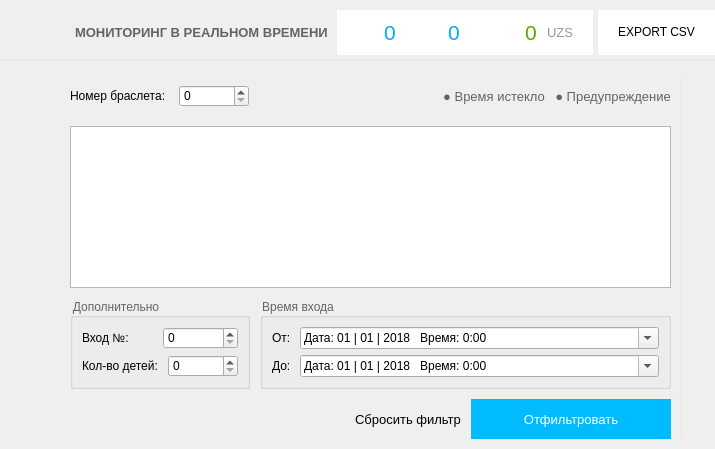
First picture: the form in Client/forms/DashboardForm.ui, repository Baxulio/Attraction, before the edit.
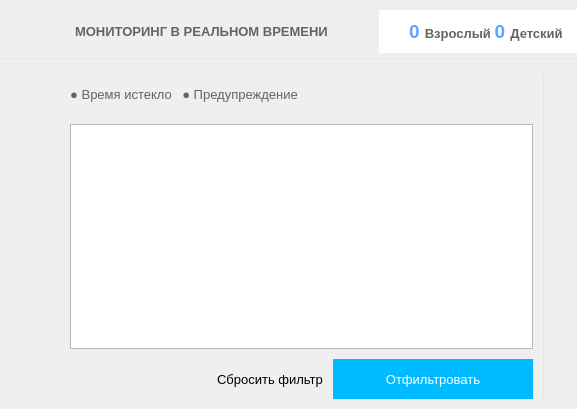
Second picture: the form after the edit. Icons and pictures are not drawn.

What changed in the file:
```diff
--- a/Client/forms/DashboardForm.ui
+++ b/Client/forms/DashboardForm.ui
@@ -6,8 +6,8 @@
    <rect>
     <x>0</x>
     <y>0</y>
-    <width>715</width>
-    <height>449</height>
+    <width>577</width>
+    <height>409</height>
    </rect>
   </property>
   <property name="windowTitle">
@@ -118,214 +118,21 @@
          <number>10</number>
         </property>
         <item>
-         <layout class="QHBoxLayout" name="horizontalLayout_18">
-          <property name="spacing">
-           <number>10</number>
-          </property>
-          <property name="rightMargin">
-           <number>10</number>
-          </property>
-          <item>
-           <widget class="QLabel" name="label_2">
-            <property name="toolTip">
-             <string>&lt;html&gt;&lt;head/&gt;&lt;body&gt;&lt;p&gt;Всего в парке взрослых.&lt;/p&gt;&lt;/body&gt;&lt;/html&gt;</string>
-            </property>
-            <property name="text">
-             <string/>
-            </property>
-            <property name="pixmap">
-             <pixmap resource="../clientresources.qrc">:/resources/glyphs/13.png</pixmap>
-            </property>
-           </widget>
-          </item>
-          <item>
-           <widget class="QLabel" name="people_label">
-            <property name="font">
-             <font>
-              <pointsize>16</pointsize>
-             </font>
-            </property>
-            <property name="toolTip">
-             <string>&lt;html&gt;&lt;head/&gt;&lt;body&gt;&lt;p&gt;Всего в парке взрослых.&lt;/p&gt;&lt;/body&gt;&lt;/html&gt;</string>
-            </property>
-            <property name="styleSheet">
-             <string notr="true">color: rgb(0, 170, 255);</string>
-            </property>
-            <property name="text">
-             <string>0</string>
-            </property>
-           </widget>
-          </item>
-         </layout>
-        </item>
-        <item>
-         <layout class="QHBoxLayout" name="horizontalLayout_15">
-          <property name="spacing">
-           <number>10</number>
-          </property>
-          <property name="rightMargin">
-           <number>10</number>
-          </property>
-          <item>
-           <widget class="QLabel" name="label">
-            <property name="toolTip">
-             <string>&lt;html&gt;&lt;head/&gt;&lt;body&gt;&lt;p&gt;Всего в парке детей.&lt;/p&gt;&lt;/body&gt;&lt;/html&gt;</string>
-            </property>
-            <property name="text">
-             <string/>
-            </property>
-            <property name="pixmap">
-             <pixmap resource="../clientresources.qrc">:/resources/glyphs/14.png</pixmap>
-            </property>
-           </widget>
-          </item>
-          <item>
-           <widget class="QLabel" name="children_label">
-            <property name="font">
-             <font>
-              <pointsize>16</pointsize>
-             </font>
-            </property>
-            <property name="toolTip">
-             <string>&lt;html&gt;&lt;head/&gt;&lt;body&gt;&lt;p&gt;Всего в парке детей.&lt;/p&gt;&lt;/body&gt;&lt;/html&gt;</string>
-            </property>
-            <property name="styleSheet">
-             <string notr="true">color: rgb(0, 170, 255);</string>
-            </property>
-            <property name="text">
-             <string>0</string>
-            </property>
-           </widget>
-          </item>
-         </layout>
-        </item>
-        <item>
-         <layout class="QHBoxLayout" name="horizontalLayout_16">
-          <property name="spacing">
-           <number>10</number>
-          </property>
-          <property name="rightMargin">
-           <number>10</number>
-          </property>
-          <item>
-           <widget class="QLabel" name="label_5">
-            <property name="minimumSize">
-             <size>
-              <width>20</width>
-              <height>20</height>
-             </size>
-            </property>
-            <property name="maximumSize">
-             <size>
-              <width>16</width>
-              <height>16</height>
-             </size>
-            </property>
-            <property name="toolTip">
-             <string>&lt;html&gt;&lt;head/&gt;&lt;body&gt;&lt;p&gt;Общая транзакция, тех кто в парке.&lt;/p&gt;&lt;/body&gt;&lt;/html&gt;</string>
-            </property>
-            <property name="text">
-             <string/>
-            </property>
-            <property name="pixmap">
-             <pixmap resource="../clientresources.qrc">:/resources/glyphs/coins.png</pixmap>
-            </property>
-            <property name="scaledContents">
-             <bool>true</bool>
-            </property>
-           </widget>
-          </item>
-          <item>
-           <widget class="QLabel" name="total_price_label">
-            <property name="font">
-             <font>
-              <pointsize>16</pointsize>
-             </font>
-            </property>
-            <property name="toolTip">
-             <string>&lt;html&gt;&lt;head/&gt;&lt;body&gt;&lt;p&gt;Общая транзакция, тех кто в парке.&lt;/p&gt;&lt;/body&gt;&lt;/html&gt;</string>
-            </property>
-            <property name="styleSheet">
-             <string notr="true">color: rgb(85, 170, 0);</string>
-            </property>
-            <property name="text">
-             <string>0</string>
-            </property>
-           </widget>
-          </item>
-          <item>
-           <widget class="QLabel" name="label_10">
-            <property name="font">
-             <font>
-              <pointsize>10</pointsize>
-             </font>
-            </property>
-            <property name="toolTip">
-             <string>&lt;html&gt;&lt;head/&gt;&lt;body&gt;&lt;p&gt;Общая транзакция, тех кто в парке.&lt;/p&gt;&lt;/body&gt;&lt;/html&gt;</string>
-            </property>
-            <property name="styleSheet">
-             <string notr="true">color: rgb(150, 150, 150);</string>
-            </property>
-            <property name="text">
-             <string>UZS</string>
-            </property>
-           </widget>
-          </item>
-         </layout>
-        </item>
-       </layout>
-      </widget>
-     </item>
-     <item>
-      <widget class="QFrame" name="frame_3">
-       <property name="styleSheet">
-        <string notr="true">QFrame{
-background-color: rgb(255, 255, 255);
-}
-QPushButton{
-    border: none; /* no border for a flat push button */
-}
-
-QPushButton:hover{
-	text-decoration: underline;
-}</string>
-       </property>
-       <property name="frameShape">
-        <enum>QFrame::NoFrame</enum>
-       </property>
-       <property name="frameShadow">
-        <enum>QFrame::Raised</enum>
-       </property>
-       <property name="lineWidth">
-        <number>0</number>
-       </property>
-       <layout class="QHBoxLayout" name="horizontalLayout_17">
-        <property name="spacing">
-         <number>25</number>
-        </property>
-        <property name="leftMargin">
-         <number>20</number>
-        </property>
-        <property name="topMargin">
-         <number>10</number>
-        </property>
-        <property name="rightMargin">
-         <number>20</number>
-        </property>
-        <property name="bottomMargin">
-         <number>10</number>
-        </property>
-        <item>
-         <widget class="QPushButton" name="export_to_csv_but">
-          <property name="cursor">
-           <cursorShape>PointingHandCursor</cursorShape>
+         <widget class="QLabel" name="info_label">
+          <property name="font">
+           <font>
+            <pointsize>10</pointsize>
+            <weight>75</weight>
+            <bold>true</bold>
+           </font>
           </property>
           <property name="text">
-           <string>EXPORT CSV</string>
-          </property>
-          <property name="icon">
-           <iconset resource="../clientresources.qrc">
-            <normaloff>:/resources/glyphs/24.png</normaloff>:/resources/glyphs/24.png</iconset>
+           <string>&lt;p&gt;
+&lt;span style=&quot; font-size:14pt; color:#55aaff;&quot;&gt;0 &lt;/span&gt;
+&lt;span style=&quot; color:#646464;&quot;&gt;Взрослый  &lt;/span&gt;
+&lt;span style=&quot; font-size:14pt; color:#55aaff;&quot;&gt;0 &lt;/span&gt;
+&lt;span style=&quot; color:#646464;&quot;&gt;Детский&lt;/span&gt;
+&lt;/p&gt;</string>
           </property>
          </widget>
         </item>
@@ -468,55 +275,6 @@
              <property name="bottomMargin">
               <number>0</number>
              </property>
-             <item>
-              <layout class="QHBoxLayout" name="horizontalLayout_5">
-               <item>
-                <widget class="QLabel" name="label_3">
-                 <property name="styleSheet">
-                  <string notr="true">color: rgb(0, 0, 0);</string>
-                 </property>
-                 <property name="text">
-                  <string>Номер браслета: </string>
-                 </property>
-                </widget>
-               </item>
-               <item>
-                <widget class="QSpinBox" name="bracer_number_spin">
-                 <property name="minimumSize">
-                  <size>
-                   <width>70</width>
-                   <height>0</height>
-                  </size>
-                 </property>
-                 <property name="maximumSize">
-                  <size>
-                   <width>100</width>
-                   <height>16777215</height>
-                  </size>
-                 </property>
-                 <property name="styleSheet">
-                  <string notr="true">color: rgb(0, 0, 0);</string>
-                 </property>
-                 <property name="maximum">
-                  <number>9999</number>
-                 </property>
-                </widget>
-               </item>
-              </layout>
-             </item>
-             <item>
-              <spacer name="horizontalSpacer_3">
-               <property name="orientation">
-                <enum>Qt::Horizontal</enum>
-               </property>
-               <property name="sizeHint" stdset="0">
-                <size>
-                 <width>40</width>
-                 <height>20</height>
-                </size>
-               </property>
-              </spacer>
-             </item>
              <item>
               <widget class="QPushButton" name="time_out_but">
                <property name="enabled">
@@ -600,6 +358,19 @@
                </property>
               </widget>
              </item>
+             <item>
+              <spacer name="horizontalSpacer_3">
+               <property name="orientation">
+                <enum>Qt::Horizontal</enum>
+               </property>
+               <property name="sizeHint" stdset="0">
+                <size>
+                 <width>40</width>
+                 <height>20</height>
+                </size>
+               </property>
+              </spacer>
+             </item>
             </layout>
            </item>
            <item>
@@ -621,220 +392,6 @@
              </attribute>
             </widget>
            </item>
-           <item>
-            <layout class="QHBoxLayout" name="horizontalLayout_8" stretch="0,0,1">
-             <item>
-              <layout class="QVBoxLayout" name="verticalLayout_2"/>
-             </item>
-             <item>
-              <widget class="QGroupBox" name="groupBox_2">
-               <property name="styleSheet">
-                <string notr="true">color: rgb(100, 100, 100);</string>
-               </property>
-               <property name="title">
-                <string>Дополнительно</string>
-               </property>
-               <layout class="QVBoxLayout" name="verticalLayout_7">
-                <item>
-                 <layout class="QHBoxLayout" name="horizontalLayout_7">
-                  <item>
-                   <widget class="QLabel" name="label_6">
-                    <property name="styleSheet">
-                     <string notr="true">color: rgb(0, 0, 0);</string>
-                    </property>
-                    <property name="text">
-                     <string>Вход №: </string>
-                    </property>
-                   </widget>
-                  </item>
-                  <item>
-                   <widget class="QSpinBox" name="enter_number_spin">
-                    <property name="minimumSize">
-                     <size>
-                      <width>70</width>
-                      <height>0</height>
-                     </size>
-                    </property>
-                    <property name="maximumSize">
-                     <size>
-                      <width>100</width>
-                      <height>16777215</height>
-                     </size>
-                    </property>
-                    <property name="styleSheet">
-                     <string notr="true">color: rgb(0, 0, 0);</string>
-                    </property>
-                   </widget>
-                  </item>
-                 </layout>
-                </item>
-                <item>
-                 <layout class="QHBoxLayout" name="horizontalLayout_11">
-                  <item>
-                   <widget class="QLabel" name="label_8">
-                    <property name="styleSheet">
-                     <string notr="true">color: rgb(0, 0, 0);</string>
-                    </property>
-                    <property name="text">
-                     <string>Кол-во детей: </string>
-                    </property>
-                   </widget>
-                  </item>
-                  <item>
-                   <widget class="QSpinBox" name="childs_spin">
-                    <property name="minimumSize">
-                     <size>
-                      <width>70</width>
-                      <height>0</height>
-                     </size>
-                    </property>
-                    <property name="maximumSize">
-                     <size>
-                      <width>100</width>
-                      <height>16777215</height>
-                     </size>
-                    </property>
-                    <property name="styleSheet">
-                     <string notr="true">color: rgb(0, 0, 0);</string>
-                    </property>
-                    <property name="maximum">
-                     <number>9999</number>
-                    </property>
-                   </widget>
-                  </item>
-                 </layout>
-                </item>
-               </layout>
-              </widget>
-             </item>
-             <item>
-              <widget class="QGroupBox" name="groupBox">
-               <property name="styleSheet">
-                <string notr="true">color: rgb(100, 100, 100);</string>
-               </property>
-               <property name="title">
-                <string>Время входа</string>
-               </property>
-               <layout class="QVBoxLayout" name="verticalLayout">
-                <item>
-                 <layout class="QHBoxLayout" name="horizontalLayout_2" stretch="0,1">
-                  <item>
-                   <widget class="QLabel" name="label_9">
-                    <property name="styleSheet">
-                     <string notr="true">color: rgb(0, 0, 0);</string>
-                    </property>
-                    <property name="text">
-                     <string>От: </string>
-                    </property>
-                   </widget>
-                  </item>
-                  <item>
-                   <widget class="QDateTimeEdit" name="in_from_dateTime">
-                    <property name="styleSheet">
-                     <string notr="true">color: rgb(0, 0, 0);</string>
-                    </property>
-                    <property name="dateTime">
-                     <datetime>
-                      <hour>0</hour>
-                      <minute>0</minute>
-                      <second>0</second>
-                      <year>2018</year>
-                      <month>1</month>
-                      <day>1</day>
-                     </datetime>
-                    </property>
-                    <property name="date">
-                     <date>
-                      <year>2018</year>
-                      <month>1</month>
-                      <day>1</day>
-                     </date>
-                    </property>
-                    <property name="minimumDateTime">
-                     <datetime>
-                      <hour>0</hour>
-                      <minute>0</minute>
-                      <second>0</second>
-                      <year>1818</year>
-                      <month>1</month>
-                      <day>1</day>
-                     </datetime>
-                    </property>
-                    <property name="currentSection">
-                     <enum>QDateTimeEdit::NoSection</enum>
-                    </property>
-                    <property name="displayFormat">
-                     <string>Дата: dd | MM | yyyy   Время: H:mm</string>
-                    </property>
-                    <property name="calendarPopup">
-                     <bool>true</bool>
-                    </property>
-                   </widget>
-                  </item>
-                 </layout>
-                </item>
-                <item>
-                 <layout class="QHBoxLayout" name="horizontalLayout_3" stretch="0,1">
-                  <item>
-                   <widget class="QLabel" name="label_12">
-                    <property name="styleSheet">
-                     <string notr="true">color: rgb(0, 0, 0);</string>
-                    </property>
-                    <property name="text">
-                     <string>До: </string>
-                    </property>
-                   </widget>
-                  </item>
-                  <item>
-                   <widget class="QDateTimeEdit" name="in_to_dateTime">
-                    <property name="styleSheet">
-                     <string notr="true">color: rgb(0, 0, 0);</string>
-                    </property>
-                    <property name="dateTime">
-                     <datetime>
-                      <hour>0</hour>
-                      <minute>0</minute>
-                      <second>0</second>
-                      <year>2018</year>
-                      <month>1</month>
-                      <day>1</day>
-                     </datetime>
-                    </property>
-                    <property name="date">
-                     <date>
-                      <year>2018</year>
-                      <month>1</month>
-                      <day>1</day>
-                     </date>
-                    </property>
-                    <property name="minimumDateTime">
-                     <datetime>
-                      <hour>0</hour>
-                      <minute>0</minute>
-                      <second>0</second>
-                      <year>1818</year>
-                      <month>1</month>
-                      <day>1</day>
-                     </datetime>
-                    </property>
-                    <property name="currentSection">
-                     <enum>QDateTimeEdit::NoSection</enum>
-                    </property>
-                    <property name="displayFormat">
-                     <string>Дата: dd | MM | yyyy   Время: H:mm</string>
-                    </property>
-                    <property name="calendarPopup">
-                     <bool>true</bool>
-                    </property>
-                   </widget>
-                  </item>
-                 </layout>
-                </item>
-               </layout>
-              </widget>
-             </item>
-            </layout>
-           </item>
            <item>
             <layout class="QHBoxLayout" name="horizontalLayout_19">
              <property name="spacing">
```
